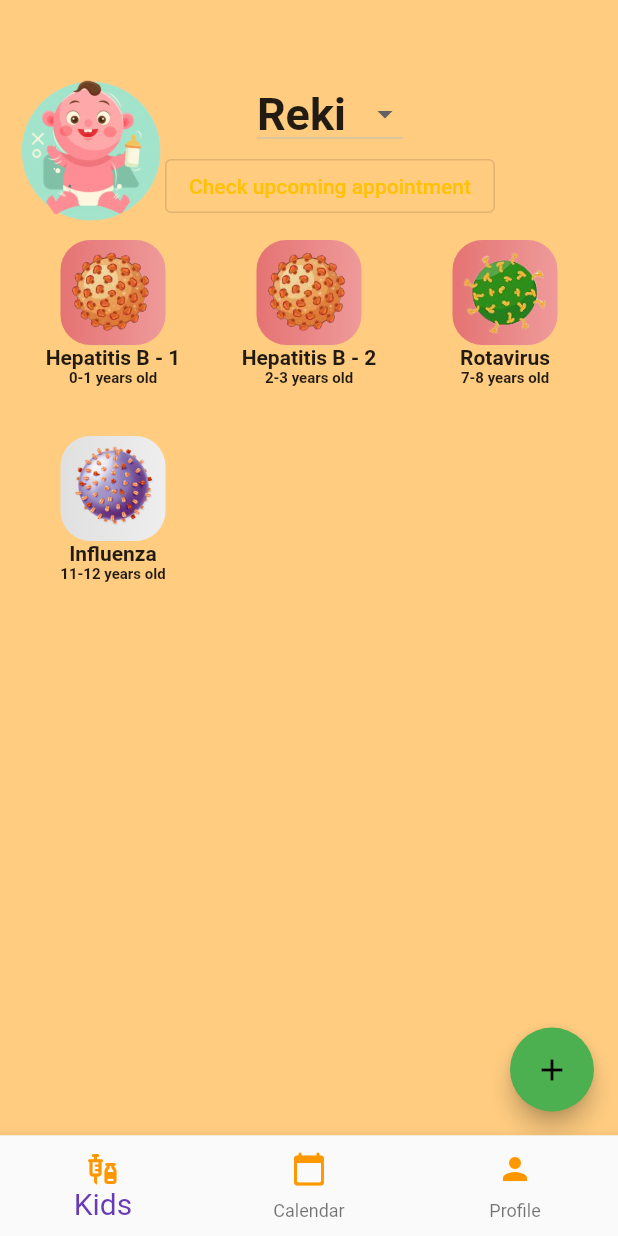
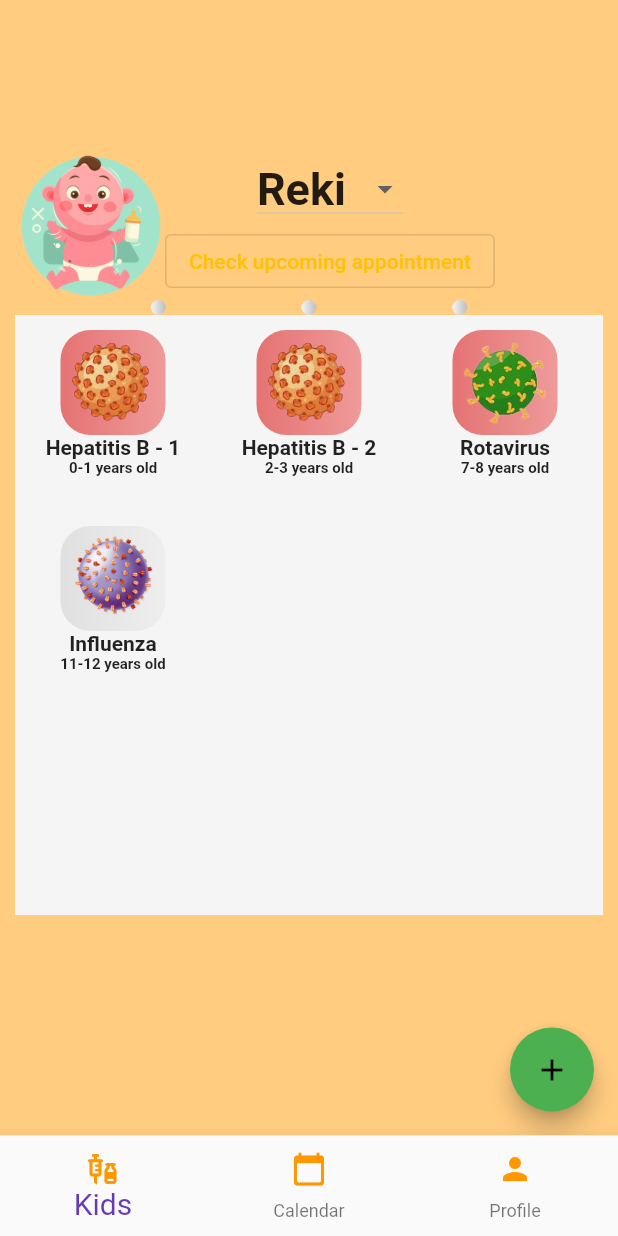
Before and after one commit to bjudob/duckcination, a Flutter app: the screen it shows after launch, on a phone screen of 412 x 824 dp. Run offline on Flutter 3.47's test engine with Material 2 defaults, Android fonts, the phone set to English and light mode, and no system bars; our stand-ins replace firebase_core, table_calendar; accounts and stored records are empty.

Commit message:
Show text - layout fixed

```diff
--- /dev/null
+++ b/lib/ui/elements/big_button.dart
@@ -0,0 +1,22 @@
+import 'package:flutter/cupertino.dart';
+import 'package:flutter/material.dart';
+
+class BigButton extends StatefulWidget {
+  const BigButton({Key? key}) : super(key: key);
+
+  @override
+  State<BigButton> createState() => _BigButtonState();
+}
+
+class _BigButtonState extends State<BigButton> {
+  @override
+  Widget build(BuildContext context) {
+    return Container(
+      padding: const EdgeInsets.all(5),
+      decoration: BoxDecoration(
+          gradient: LinearGradient(
+              colors: [Colors.grey[100]!,Colors.grey[400]!]),
+          borderRadius: const BorderRadius.all(Radius.circular(20))),
+    );
+  }
+}
--- a/lib/ui/elements/show_text.dart
+++ b/lib/ui/elements/show_text.dart
@@ -15,7 +15,8 @@ class _ShowTextState extends State<ShowText> {
 
   @override
   Widget build(BuildContext context) {
-    return Container(
+    return Expanded(
+      child: Container(
           child: Column(
         children: [
           GestureDetector(
@@ -26,6 +27,7 @@ class _ShowTextState extends State<ShowText> {
             },
             child: Row(
               crossAxisAlignment: CrossAxisAlignment.start,
+              mainAxisAlignment: MainAxisAlignment.spaceBetween,
                 children: [
               Text(
                 widget.description.title,
@@ -39,6 +41,7 @@ class _ShowTextState extends State<ShowText> {
           ),
           Visibility(visible: visible, child: Text(widget.description.content))
         ],
-    ));
+      )),
+    );
   }
 }
--- a/lib/ui/screens/duck_home.dart
+++ b/lib/ui/screens/duck_home.dart
@@ -1,4 +1,5 @@
 import 'package:duckcination/provider/duck_provider.dart';
+import 'package:duckcination/ui/elements/big_button.dart';
 import 'package:flutter/cupertino.dart';
 import 'package:flutter/material.dart';
 
@@ -35,7 +36,7 @@ class _DuckHomeState extends State<DuckHome> {
       backgroundColor: Colors.orange.shade200,
       body: Center(
         child: Padding(
-          padding: const EdgeInsets.fromLTRB(10, 50, 10, 0),
+          padding: const EdgeInsets.fromLTRB(10, 100, 10, 0),
           child: Column(
             children: [
               Row(
@@ -72,11 +73,21 @@ class _DuckHomeState extends State<DuckHome> {
                   )
                 ],
               ),
+              Row(
+                mainAxisAlignment: MainAxisAlignment.spaceEvenly,
+                children: [
+                  BigButton(),
+                  BigButton(),
+                  BigButton(),
+                ],
+              ),
               SingleChildScrollView(
                   child: Column(
                     children: [
                       SizedBox(
                         height: 400,
+                        child: Container(
+                          color: Colors.grey[100],
                           child: GridView.builder(
                               gridDelegate: const SliverGridDelegateWithFixedCrossAxisCount(
                                 crossAxisCount: 3
@@ -86,6 +97,7 @@ class _DuckHomeState extends State<DuckHome> {
                                 final item = child.vaccines[index];
                                 return VaccineCard(item);
                               }),
+                        ),
                       )
                     ],
                   )),
```
Lines whose indentation alone changed are shown as unchanged.
